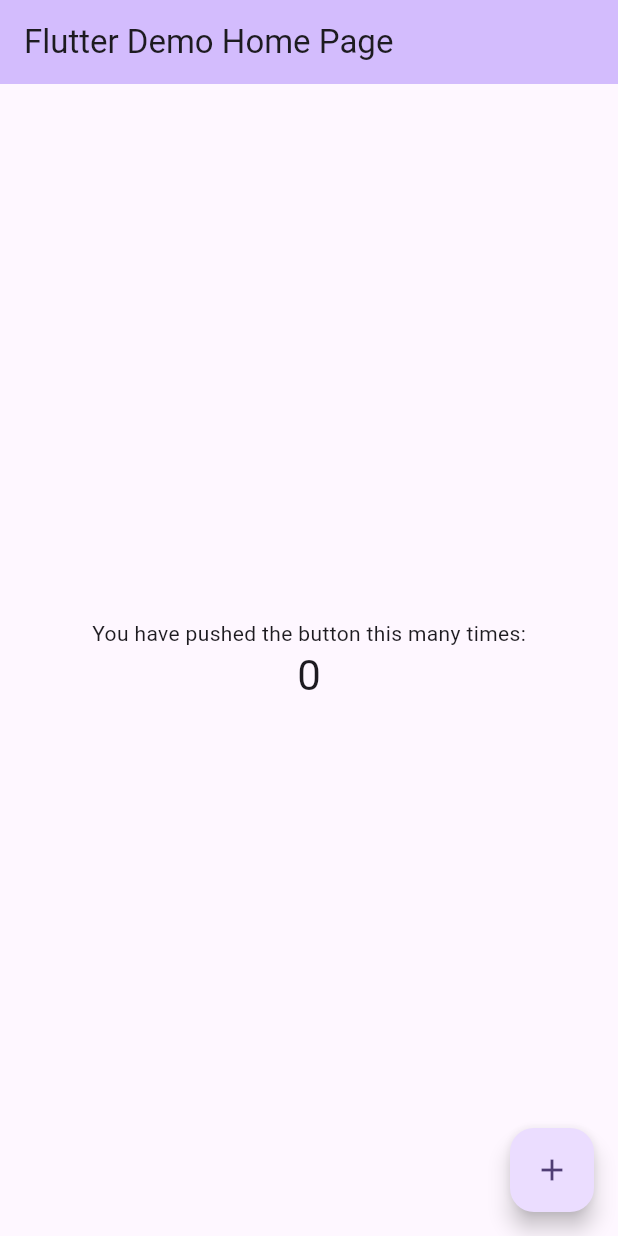
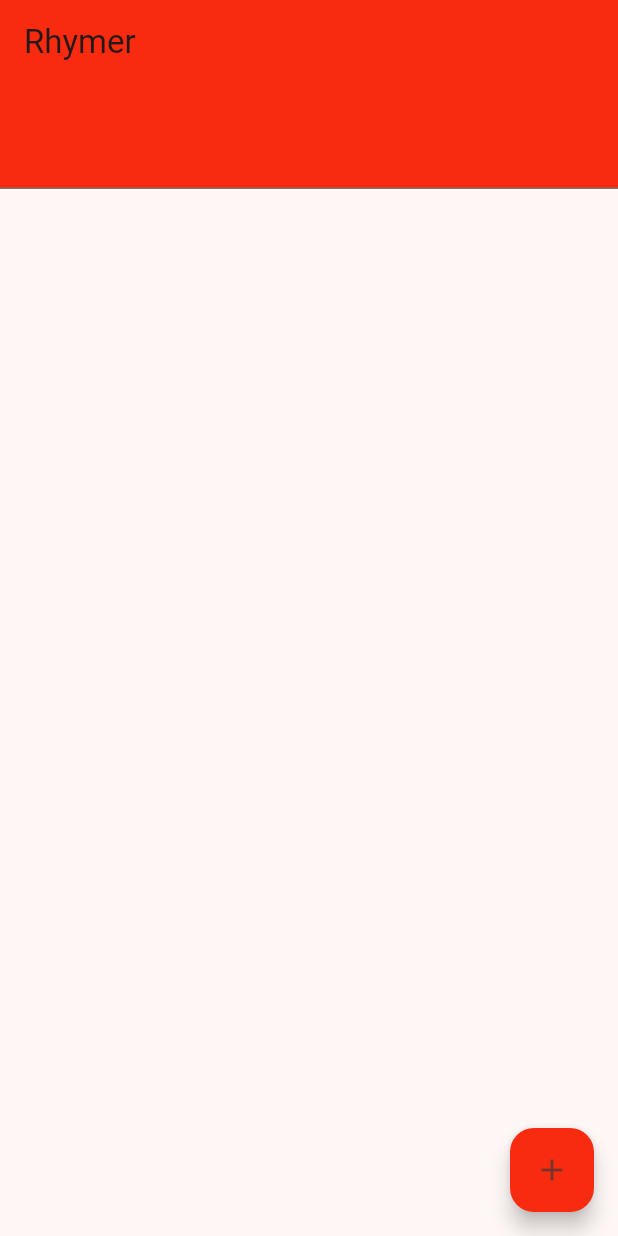
Before and after one commit to Tyukmaev5/first_application, a Flutter app: the screen it shows after launch, on a phone screen of 412 x 824 dp. Run offline on Flutter 3.47's test engine with Material 3 defaults, Android fonts, the phone set to English and light mode, and no system bars.

Commit message:
Rebuild lesson #4 06:34

```diff
--- a/rhymer/lib/main.dart
+++ b/rhymer/lib/main.dart
@@ -10,116 +10,46 @@ class MyApp extends StatelessWidget {
   // This widget is the root of your application.
   @override
   Widget build(BuildContext context) {
+    const primaryColor = Color(0xFFF82B10);
     return MaterialApp(
       title: 'Flutter Demo',
       theme: ThemeData(
-        // This is the theme of your application.
-        //
-        // TRY THIS: Try running your application with "flutter run". You'll see
-        // the application has a purple toolbar. Then, without quitting the app,
-        // try changing the seedColor in the colorScheme below to Colors.green
-        // and then invoke "hot reload" (save your changes or press the "hot
-        // reload" button in a Flutter-supported IDE, or press "r" if you used
-        // the command line to start the app).
-        //
-        // Notice that the counter didn't reset back to zero; the application
-        // state is not lost during the reload. To reset the state, use hot
-        // restart instead.
-        //
-        // This works for code too, not just values: Most code changes can be
-        // tested with just a hot reload.
-        colorScheme: ColorScheme.fromSeed(seedColor: Colors.deepPurple),
+        primaryColor: primaryColor,
+        colorScheme: ColorScheme.fromSeed(seedColor: primaryColor),
         useMaterial3: true,
       ),
-      home: const MyHomePage(title: 'Flutter Demo Home Page'),
+      home: const HomeScreen(),
     );
   }
 }
 
-class MyHomePage extends StatefulWidget {
-  const MyHomePage({super.key, required this.title});
-
-  // This widget is the home page of your application. It is stateful, meaning
-  // that it has a State object (defined below) that contains fields that affect
-  // how it looks.
-
-  // This class is the configuration for the state. It holds the values (in this
-  // case the title) provided by the parent (in this case the App widget) and
-  // used by the build method of the State. Fields in a Widget subclass are
-  // always marked "final".
-
-  final String title;
-
-  @override
-  State<MyHomePage> createState() => _MyHomePageState();
-}
-
-class _MyHomePageState extends State<MyHomePage> {
-  int _counter = 0;
-
-  void _incrementCounter() {
-    setState(() {
-      // This call to setState tells the Flutter framework that something has
-      // changed in this State, which causes it to rerun the build method below
-      // so that the display can reflect the updated values. If we changed
-      // _counter without calling setState(), then the build method would not be
-      // called again, and so nothing would appear to happen.
-      _counter++;
-    });
-  }
+class HomeScreen extends StatelessWidget {
+  const HomeScreen({
+    super.key,
+  });
 
   @override
   Widget build(BuildContext context) {
-    // This method is rerun every time setState is called, for instance as done
-    // by the _incrementCounter method above.
-    //
-    // The Flutter framework has been optimized to make rerunning build methods
-    // fast, so that you can just rebuild anything that needs updating rather
-    // than having to individually change instances of widgets.
+    final theme = Theme.of(context);
     return Scaffold(
-      appBar: AppBar(
-        // TRY THIS: Try changing the color here to a specific color (to
-        // Colors.amber, perhaps?) and trigger a hot reload to see the AppBar
-        // change color while the other colors stay the same.
-        backgroundColor: Theme.of(context).colorScheme.inversePrimary,
-        // Here we take the value from the MyHomePage object that was created by
-        // the App.build method, and use it to set our appbar title.
-        title: Text(widget.title),
-      ),
-      body: Center(
-        // Center is a layout widget. It takes a single child and positions it
-        // in the middle of the parent.
-        child: Column(
-          // Column is also a layout widget. It takes a list of children and
-          // arranges them vertically. By default, it sizes itself to fit its
-          // children horizontally, and tries to be as tall as its parent.
-          //
-          // Column has various properties to control how it sizes itself and
-          // how it positions its children. Here we use mainAxisAlignment to
-          // center the children vertically; the main axis here is the vertical
-          // axis because Columns are vertical (the cross axis would be
-          // horizontal).
-          //
-          // TRY THIS: Invoke "debug painting" (choose the "Toggle Debug Paint"
-          // action in the IDE, or press "p" in the console), to see the
-          // wireframe for each widget.
-          mainAxisAlignment: MainAxisAlignment.center,
-          children: <Widget>[
-            const Text(
-              'You have pushed the button this many times:',
-            ),
-            Text(
-              '$_counter',
-              style: Theme.of(context).textTheme.headlineMedium,
+        body: CustomScrollView(
+          slivers: [
+            SliverAppBar(
+              // pinned: true, // зафиксировать AppBar
+              snap: true,
+              floating: true,
+              title: const Text('Rhymer'),
+              backgroundColor: theme.primaryColor,
+              bottom: PreferredSize(
+                  preferredSize: const Size.fromHeight(70),
+                  child: TextFormField()),
             ),
           ],
         ),
-      ),
-      floatingActionButton: FloatingActionButton(
-        onPressed: _incrementCounter,
-        tooltip: 'Increment',
-        child: const Icon(Icons.add),
-      ), // This trailing comma makes auto-formatting nicer for build methods.
-    );
+        floatingActionButton: FloatingActionButton(
+          backgroundColor: theme.primaryColor,
+          onPressed: () {},
+          child: const Icon(Icons.add),
+        ));
   }
 }
```
Also changed, not shown: rhymer/pubspec.lock, 2 other files.
